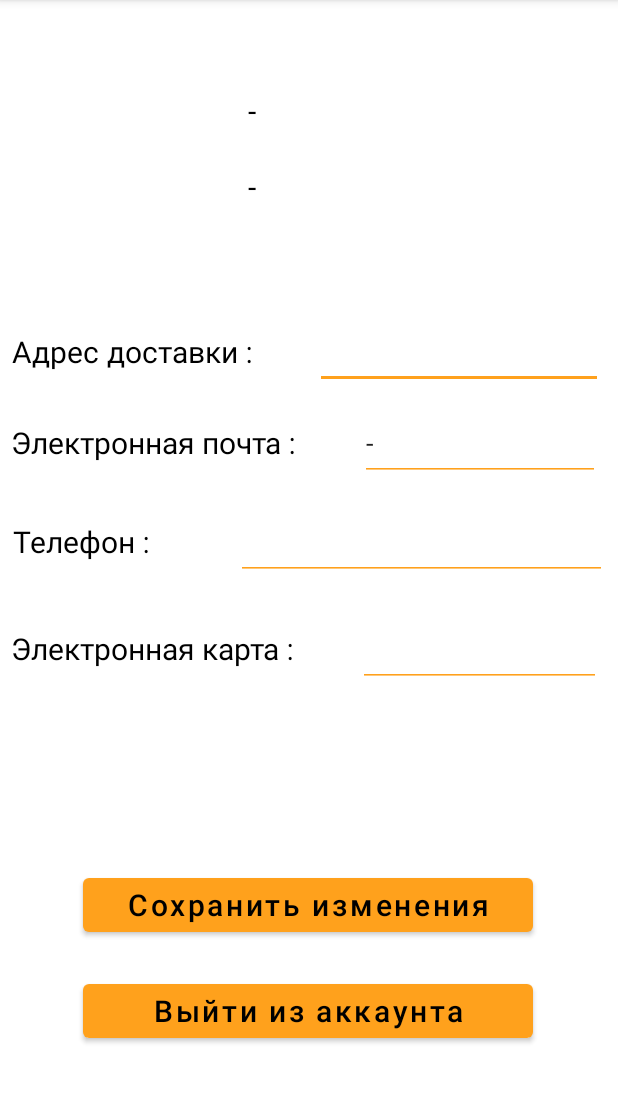
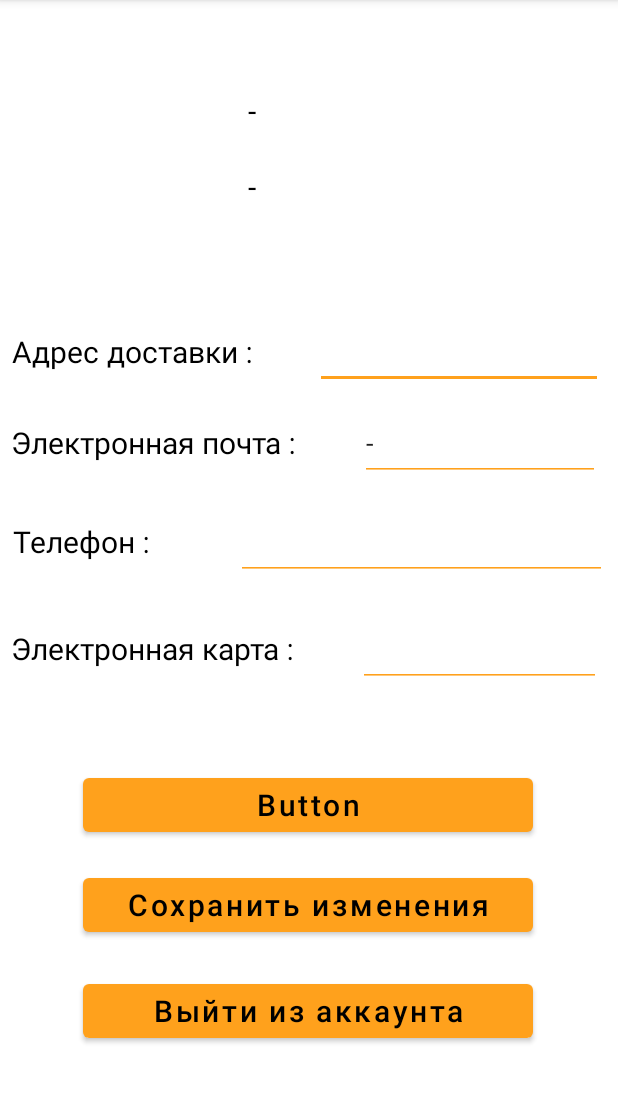
Before and after one commit to NikitaDex/Pizza-Proj, an Android app: the fragment personal shown on its own in the app's theme, on a phone screen of 412 x 824 dp, the part 84-1187 px from its top. Run offline under Robolectric (Android 15) with nearby library versions, the phone set to English and light mode, and no system bars; network calls fail.

Commit message:
order list

```diff
--- a/app/src/main/java/com/study/pizzaapp/MainActivity.java
+++ b/app/src/main/java/com/study/pizzaapp/MainActivity.java
@@ -121,7 +121,7 @@ public class MainActivity extends AppCompatActivity {
     }
 
     public void WebClick(View view) {
-        Intent WEB = new Intent("com.study.pizzaapp.Enter_activity");
+        Intent WEB = new Intent("com.study.pizzaapp.personal");
         startActivity(WEB); //  https://mail.ru/
     }
 
@@ -199,4 +199,6 @@ public class MainActivity extends AppCompatActivity {
             hasBeenClicked2 =false;
         }
     }
+
+
 }
--- a/app/src/main/java/com/study/pizzaapp/personal.java
+++ b/app/src/main/java/com/study/pizzaapp/personal.java
@@ -43,7 +43,7 @@ import java.io.InputStream;
  * Use the {@link personal#newInstance} factory method to
  * create an instance of this fragment.
  */
-public class personal extends Fragment {
+public class personal extends Fragment  {
 
     // TODO: Rename parameter arguments, choose names that match
     // the fragment initialization parameters, e.g. ARG_ITEM_NUMBER
@@ -87,7 +87,7 @@ public class personal extends Fragment {
 
     TextView personalName, pesonalBirthday;
     EditText address, email, number, card;
-    Button saveChange, accountExit;
+    Button saveChange, accountExit, Order_btn;
 
     private DBHelper mDBHelper;
     private SQLiteDatabase mDb;
@@ -105,6 +105,7 @@ public class personal extends Fragment {
         card=(EditText)rootView.findViewById(R.id.card);
         saveChange = (Button)rootView.findViewById(R.id.save_changes);
         accountExit = (Button)rootView.findViewById(R.id.leave);
+        Order_btn = (Button)rootView.findViewById(R.id.Order);
         Authorization user = Authorization.Load(getContext().getApplicationContext());
         personalName.setText(user.getName());
         pesonalBirthday.setText(user.getBirthday());
@@ -153,6 +154,8 @@ public class personal extends Fragment {
                         number.getText().toString(), address.getText().toString(), card.getText().toString());
             }
         });
+
+
         accountExit.setOnClickListener(new View.OnClickListener() {
             @Override
             public void onClick(View v) {
@@ -179,6 +182,15 @@ public class personal extends Fragment {
                 startActivity(Enter);
             }
         });
+
+        Order_btn.setOnClickListener(new View.OnClickListener() {
+            @Override
+            public void onClick(View v) {
+                Intent i = new Intent("com.study.pizzaapp.Orders");
+                startActivity(i);
+            }
+
+        });
         //ArrayAdapter<String> adapter = new ArrayAdapter<String>(getContext(), android.R.layout.simple_list_item_1,name); // в этом адаптере хранится массив
 
         //lvMain.setAdapter(adapter); // присваиваем списку массив
@@ -186,6 +198,12 @@ public class personal extends Fragment {
         // Inflate the layout for this fragment
         return rootView;
     }
+
+
+
+
+
+
     /*
     public void onSaveChangesClick(View view) {
         Authorization user = Authorization.Load(getContext().getApplicationContext());
--- a/app/src/main/res/layout/fragment_personal.xml
+++ b/app/src/main/res/layout/fragment_personal.xml
@@ -209,5 +209,23 @@
             app:layout_constraintTop_toTopOf="parent"
             app:layout_constraintVertical_bias="0.872" />
 
+        <Button
+            android:id="@+id/Order"
+            android:layout_width="300dp"
+            android:layout_height="wrap_content"
+
+
+
+            android:text="Button"
+            android:textAllCaps="false"
+            android:textColor="@color/black"
+            android:textSize="20sp"
+            app:layout_constraintBottom_toBottomOf="parent"
+            app:layout_constraintEnd_toEndOf="parent"
+            app:layout_constraintHorizontal_bias="0.495"
+            app:layout_constraintStart_toStartOf="parent"
+            app:layout_constraintTop_toTopOf="parent"
+            app:layout_constraintVertical_bias="0.688" />
+
     </androidx.constraintlayout.widget.ConstraintLayout>
 </FrameLayout>
```
Also changed, not shown: app/src/main/AndroidManifest.xml (+15 -6 lines), app/src/main/java/com/study/pizzaapp/Orders.java (added, +18 -0 lines), app/src/main/java/com/study/pizzaapp/ZakazActivity.java (+7 -0 lines), app/src/main/res/layout/activity_order.xml (deleted, +0 -10 lines), app/src/main/res/layout/activity_orders.xml (added, +13 -0 lines), app/src/main/res/layout/activity_zakaz.xml (+11 -0 lines), 381 other files.
